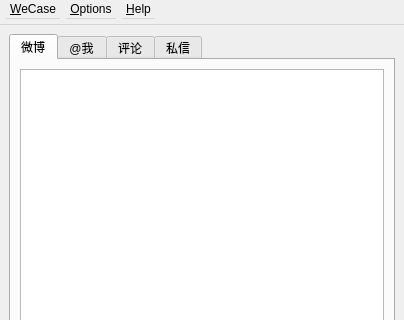
This is ui/MainWindow.ui in WeCase/WeCase as Qt 5 draws it before an edit; both pictures show x 0 to 404 and y 0 to 320 of the 404 by 669 pixel window. The edited form follows.
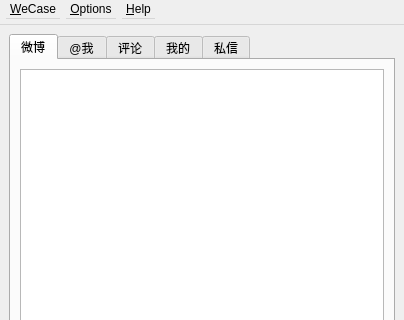
This is the edited form. The open tabs and pages were chosen to show the change.

Diff of the .ui file:
```diff
--- a/ui/MainWindow.ui
+++ b/ui/MainWindow.ui
@@ -70,6 +70,11 @@
         </item>
        </layout>
       </widget>
+      <widget class="QWidget" name="tab">
+       <attribute name="title">
+        <string>我的</string>
+       </attribute>
+      </widget>
       <widget class="QWidget" name="tab_msg">
        <attribute name="title">
         <string>私信</string>
```
Left out of the diff: 2 changed lines with no effect on the pictures.
